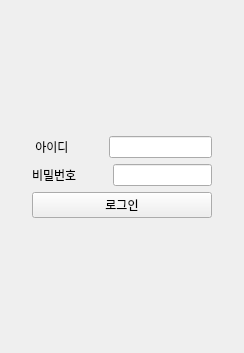
Before: the Qt Designer form Soft_DEV/widget.ui in gnu-swta/Chat, drawn with Qt 5.
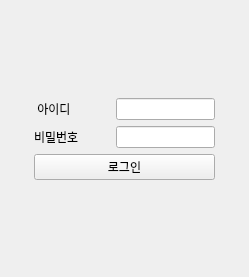
After: the same form once the commit is applied.

What changed in the file:
```diff
--- a/Soft_DEV/widget.ui
+++ b/Soft_DEV/widget.ui
@@ -6,8 +6,8 @@
    <rect>
     <x>0</x>
     <y>0</y>
-    <width>244</width>
-    <height>353</height>
+    <width>249</width>
+    <height>277</height>
    </rect>
   </property>
   <property name="windowTitle">
@@ -52,9 +52,18 @@
         <layout class="QHBoxLayout" name="horizontalLayout_5">
          <item>
           <widget class="QLabel" name="label">
+           <property name="minimumSize">
+            <size>
+             <width>45</width>
+             <height>0</height>
+            </size>
+           </property>
            <property name="text">
             <string> 아이디</string>
            </property>
+           <property name="alignment">
+            <set>Qt::AlignLeading|Qt::AlignLeft|Qt::AlignVCenter</set>
+           </property>
           </widget>
          </item>
          <item>
@@ -81,9 +90,18 @@
       <layout class="QHBoxLayout" name="horizontalLayout_6">
        <item>
         <widget class="QLabel" name="label_2">
+         <property name="minimumSize">
+          <size>
+           <width>45</width>
+           <height>0</height>
+          </size>
+         </property>
          <property name="text">
           <string>비밀번호</string>
          </property>
+         <property name="alignment">
+          <set>Qt::AlignLeading|Qt::AlignLeft|Qt::AlignVCenter</set>
+         </property>
         </widget>
        </item>
        <item>
@@ -100,7 +118,14 @@
         </spacer>
        </item>
        <item>
-        <widget class="QLineEdit" name="pw"/>
+        <widget class="QLineEdit" name="pw">
+         <property name="text">
+          <string notr="true"/>
+         </property>
+         <property name="echoMode">
+          <enum>QLineEdit::Password</enum>
+         </property>
+        </widget>
        </item>
       </layout>
      </item>
```
